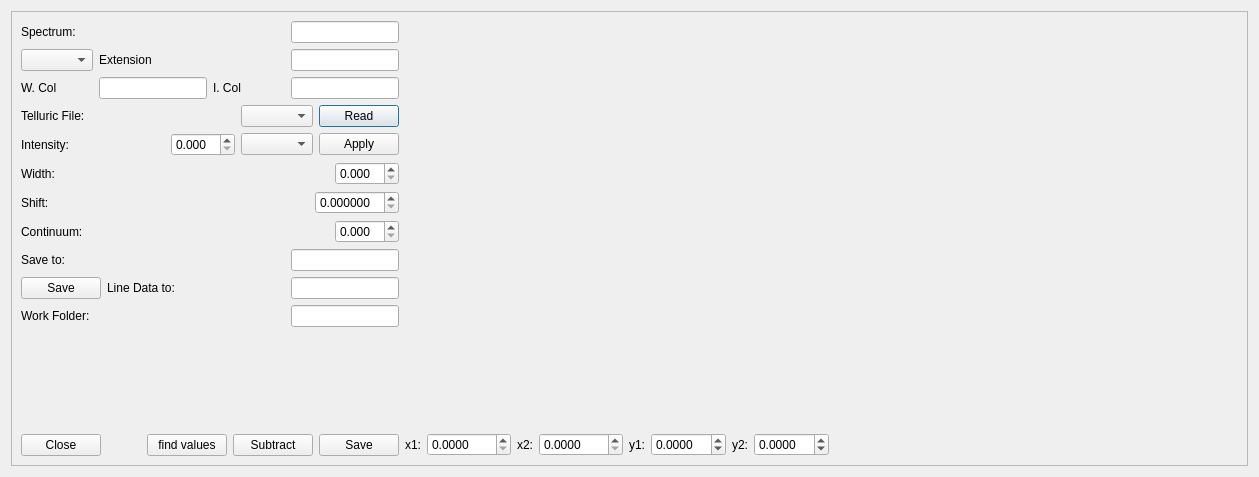
The window that CroCo/telluric.ui (DPSablowski/croco) describes before a commit, drawn with Qt 5.
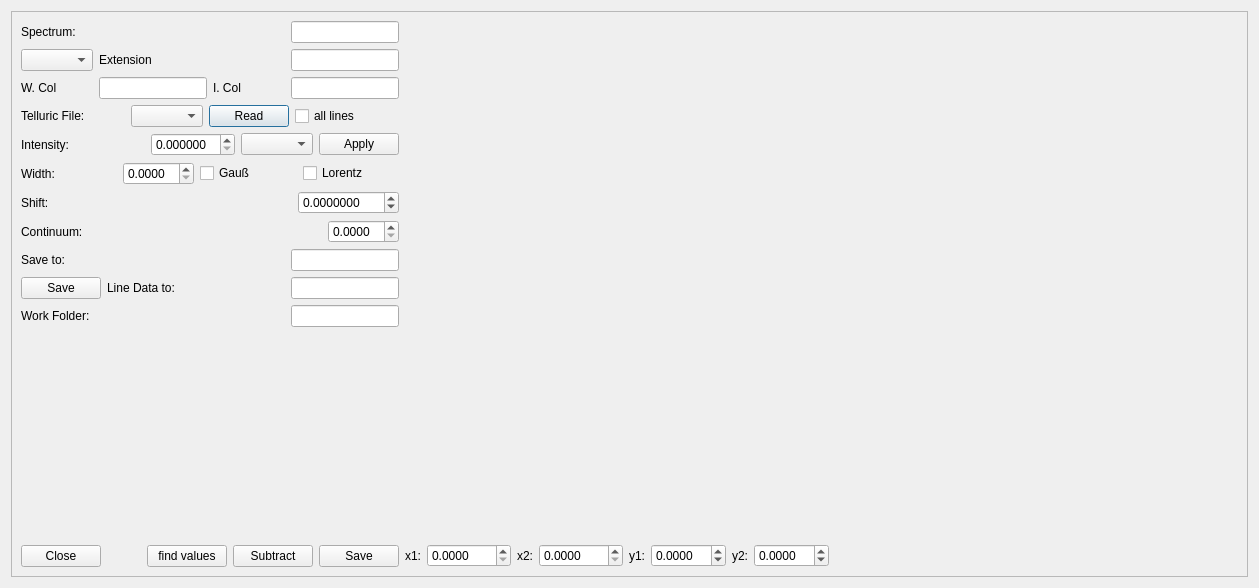
The same window after the commit. Custom widgets are drawn as their Qt base class.

Diff of the .ui file:
```diff
--- a/CroCo/telluric.ui
+++ b/CroCo/telluric.ui
@@ -7,7 +7,7 @@
     <x>0</x>
     <y>0</y>
     <width>1259</width>
-    <height>477</height>
+    <height>588</height>
    </rect>
   </property>
   <property name="font">
@@ -29,8 +29,8 @@
        <rect>
         <x>0</x>
         <y>0</y>
-        <width>1239</width>
-        <height>457</height>
+        <width>1210</width>
+        <height>565</height>
        </rect>
       </property>
       <layout class="QHBoxLayout" name="horizontalLayout_7">
@@ -158,6 +158,13 @@
              </property>
             </widget>
            </item>
+           <item>
+            <widget class="QCheckBox" name="checkBox">
+             <property name="text">
+              <string>all lines</string>
+             </property>
+            </widget>
+           </item>
           </layout>
          </item>
          <item>
@@ -178,7 +185,7 @@
               </sizepolicy>
              </property>
              <property name="decimals">
-              <number>3</number>
+              <number>6</number>
              </property>
              <property name="singleStep">
               <double>0.100000000000000</double>
@@ -228,10 +235,24 @@
               </sizepolicy>
              </property>
              <property name="decimals">
-              <number>3</number>
+              <number>4</number>
              </property>
              <property name="singleStep">
-              <double>0.100000000000000</double>
+              <double>0.010000000000000</double>
+             </property>
+            </widget>
+           </item>
+           <item>
+            <widget class="QCheckBox" name="checkBox_2">
+             <property name="text">
+              <string>Gauß</string>
+             </property>
+            </widget>
+           </item>
+           <item>
+            <widget class="QCheckBox" name="checkBox_3">
+             <property name="text">
+              <string>Lorentz</string>
              </property>
             </widget>
            </item>
@@ -255,7 +276,13 @@
               </sizepolicy>
              </property>
              <property name="decimals">
-              <number>6</number>
+              <number>7</number>
+             </property>
+             <property name="minimum">
+              <double>-999.990000000000009</double>
+             </property>
+             <property name="maximum">
+              <double>999.990000000000009</double>
              </property>
              <property name="singleStep">
               <double>0.000001000000000</double>
@@ -282,7 +309,7 @@
               </sizepolicy>
              </property>
              <property name="decimals">
-              <number>3</number>
+              <number>4</number>
              </property>
              <property name="singleStep">
               <double>0.100000000000000</double>
```
Left out of the diff: 4 changed lines with no effect on the pictures.
